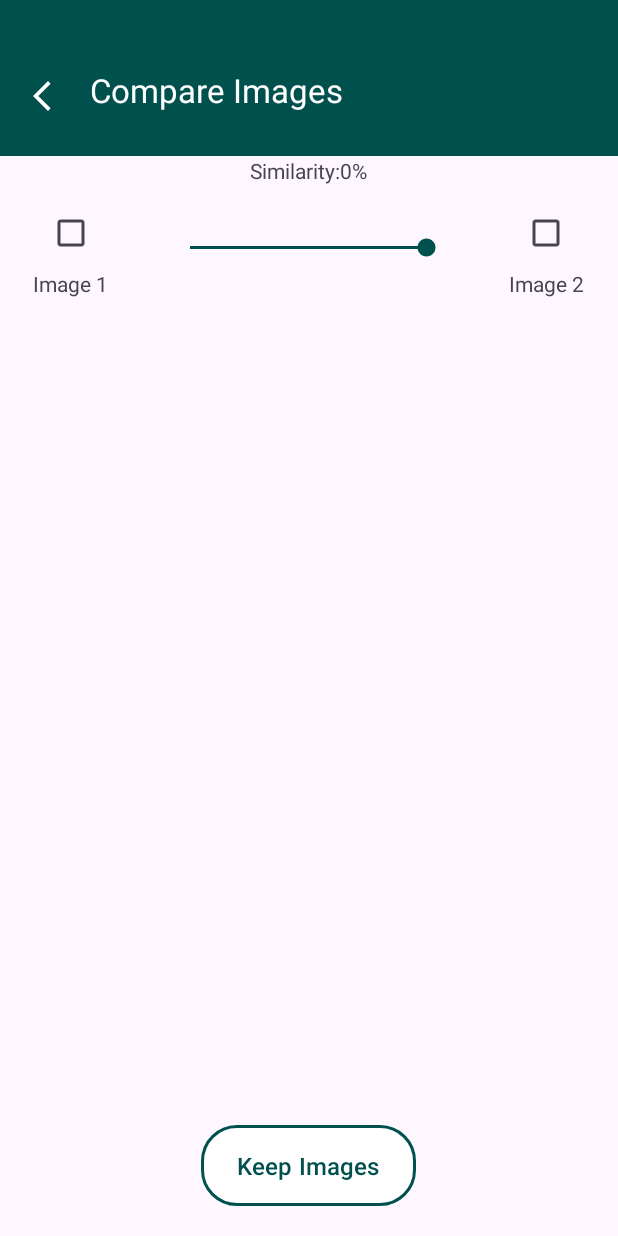
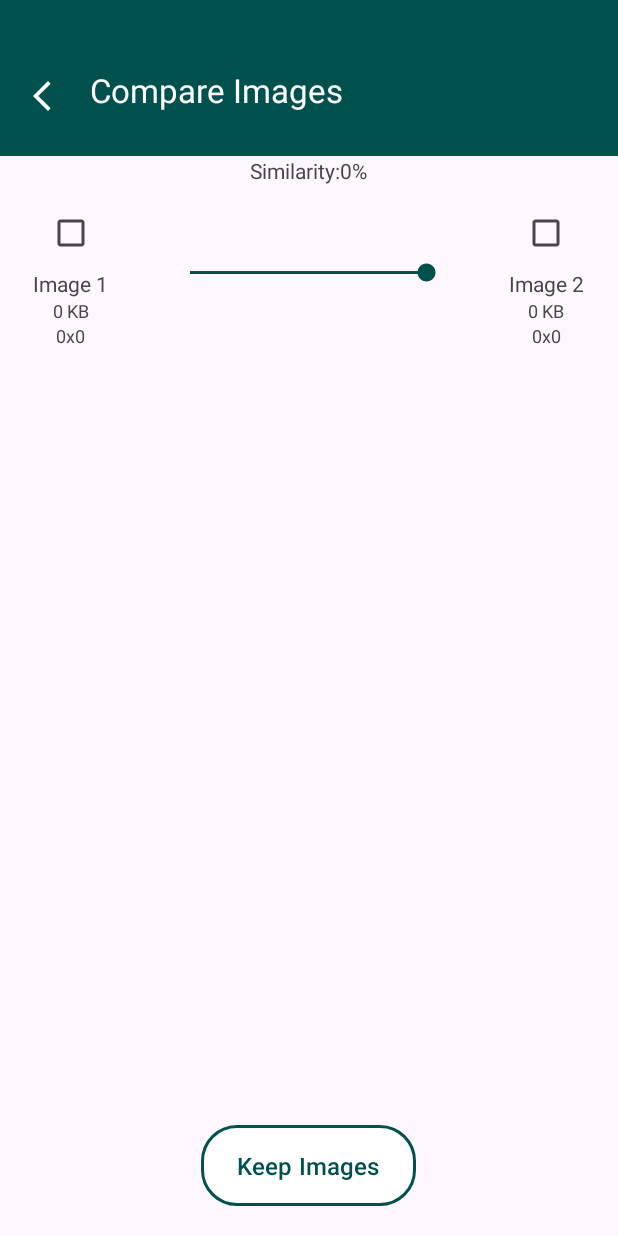
Before and after one commit to otaltan/SimilarImageFinder, an Android app built with Jetpack Compose: the CompareActivity screen opened directly, with no data from a screen before it, on a phone screen of 412 x 824 dp. Run offline under Robolectric (Android 15) with nearby library versions, the phone set to English and light mode, and no system bars; pictures from the network do not load; 1 statement that could not run was skipped.

Commit message:
image res and file size info added to compare screen

```diff
--- a/app/src/main/AndroidManifest.xml
+++ b/app/src/main/AndroidManifest.xml
@@ -3,6 +3,7 @@
     xmlns:tools="http://schemas.android.com/tools" >
 
     <uses-permission android:name="android.permission.POST_NOTIFICATIONS" />
+
     <application
         android:allowBackup="false"
         android:dataExtractionRules="@xml/data_extraction_rules"
--- a/app/src/main/res/layout/activity_compare.xml
+++ b/app/src/main/res/layout/activity_compare.xml
@@ -65,6 +65,22 @@
                     android:layout_width="wrap_content"
                     android:layout_height="wrap_content"
                     android:text="Image 1" />
+
+                <TextView
+                    android:id="@+id/filesizeImage1"
+                    android:layout_width="wrap_content"
+                    android:layout_height="wrap_content"
+                    android:text="0 KB"
+                    android:textSize="12sp"
+                    android:textColor="?android:attr/textColorSecondary" />
+
+                <TextView
+                    android:id="@+id/resolutionImage1"
+                    android:layout_width="wrap_content"
+                    android:layout_height="wrap_content"
+                    android:text="0x0"
+                    android:textSize="12sp"
+                    android:textColor="?android:attr/textColorSecondary" />
             </LinearLayout>
 
             <!-- SeekBar in der Mitte -->
@@ -93,6 +109,22 @@
                     android:layout_width="wrap_content"
                     android:layout_height="wrap_content"
                     android:text="Image 2" />
+
+                <TextView
+                    android:id="@+id/filesizeImage2"
+                    android:layout_width="wrap_content"
+                    android:layout_height="wrap_content"
+                    android:text="0 KB"
+                    android:textSize="12sp"
+                    android:textColor="?android:attr/textColorSecondary" />
+
+                <TextView
+                    android:id="@+id/resolutionImage2"
+                    android:layout_width="wrap_content"
+                    android:layout_height="wrap_content"
+                    android:text="0x0"
+                    android:textSize="12sp"
+                    android:textColor="?android:attr/textColorSecondary" />
             </LinearLayout>
         </LinearLayout>
 
```
Also changed, not shown: app/src/main/java/com/example/similarimagefinder/CompareActivity.kt (+53 -0 lines).
